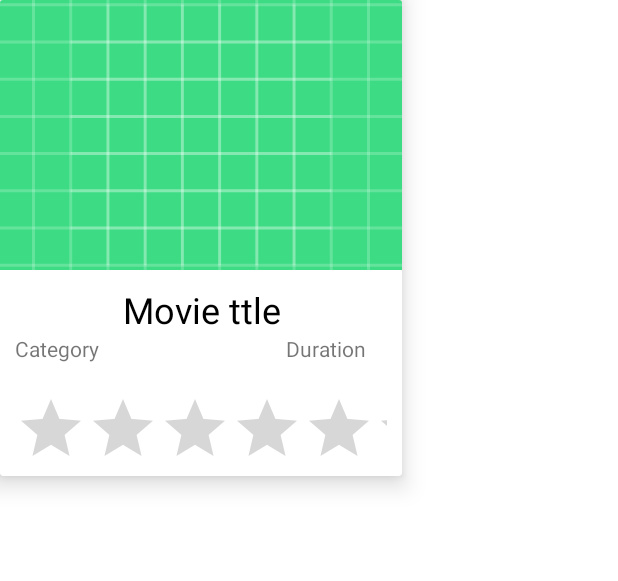
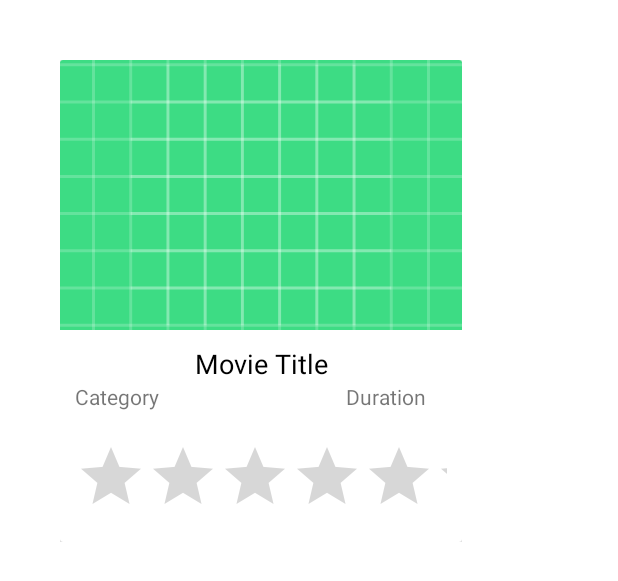
Before and after one commit to Milovan99/Movie_app, an Android app: the layout movie_list_item.xml on its own in the app's theme, with its tools: preview values and no code run, on a phone screen of 412 x 824 dp. Shown: the top 581 px of the screen. Run offline under Robolectric (Android 15) with nearby library versions, the phone set to English and light mode, and no system bars.

Commit message:
Solving Errors

```diff
--- a/app/src/main/java/com/milovanjakovljevic/movieapp/MovieListActivity.java
+++ b/app/src/main/java/com/milovanjakovljevic/movieapp/MovieListActivity.java
@@ -2,6 +2,7 @@ package com.milovanjakovljevic.movieapp;
 
 import android.os.Bundle;
 import android.util.Log;
+import android.widget.Toast;
 
 import androidx.appcompat.app.AppCompatActivity;
 import androidx.lifecycle.Observer;
@@ -51,7 +52,7 @@ public class MovieListActivity extends AppCompatActivity implements OnMovieListe
                 if(movieModels != null){
                     for(MovieModel movieModel:movieModels){
                         //Get data in log
-                        Log.v("Tag","onChanged: " + movieModel.getTitle());
+
 
                         movieRecyclerAdapter.setmMovies(movieModels);
                     }
@@ -78,6 +79,7 @@ public class MovieListActivity extends AppCompatActivity implements OnMovieListe
     @Override
     public void onMovieClick(int position) {
 
+        Toast.makeText(this,"The position"+position,Toast.LENGTH_SHORT).show();
     }
 
     @Override
--- a/app/src/main/java/com/milovanjakovljevic/movieapp/adapters/MovieRecyclerView.java
+++ b/app/src/main/java/com/milovanjakovljevic/movieapp/adapters/MovieRecyclerView.java
@@ -34,7 +34,7 @@ public class MovieRecyclerView extends RecyclerView.Adapter<RecyclerView.ViewHol
 
         ((MovieViewHolder)holder).title.setText(String.valueOf(mMovies.get(i).getTitle()));
         ((MovieViewHolder)holder).release_date.setText(String.valueOf(mMovies.get(i).getRelease_date()));
-        ((MovieViewHolder)holder).duration.setText(String.valueOf(mMovies.get(i).getRuntime()));
+        ((MovieViewHolder)holder).duration.setText(String.valueOf(mMovies.get(i).getOriginal_language()));
         ((MovieViewHolder)holder).ratingBar.setRating((mMovies.get(i).getVote_average())/2);
 
 
--- a/app/src/main/java/com/milovanjakovljevic/movieapp/adapters/MovieViewHolder.java
+++ b/app/src/main/java/com/milovanjakovljevic/movieapp/adapters/MovieViewHolder.java
@@ -24,6 +24,8 @@ public class MovieViewHolder extends RecyclerView.ViewHolder implements View.OnC
     public MovieViewHolder(@NonNull View itemView, OnMovieListener onMovieListener) {
         super(itemView);
 
+        this.onMovieListener=onMovieListener;
+
         title=itemView.findViewById(R.id.movie_title);
         release_date =itemView.findViewById(R.id.movie_category);
         duration=itemView.findViewById(R.id.movie_duration);
--- a/app/src/main/res/layout/activity_main.xml
+++ b/app/src/main/res/layout/activity_main.xml
@@ -9,7 +9,7 @@
     <androidx.recyclerview.widget.RecyclerView
         android:id="@+id/recyclerView"
         android:layout_width="409dp"
-        android:layout_height="729dp"
+        android:layout_height="601dp"
         app:layout_constraintBottom_toBottomOf="parent"
         app:layout_constraintEnd_toEndOf="parent"
         app:layout_constraintStart_toStartOf="parent"
--- a/app/src/main/res/layout/movie_list_item.xml
+++ b/app/src/main/res/layout/movie_list_item.xml
@@ -1,13 +1,15 @@
 <?xml version="1.0" encoding="utf-8"?>
 <LinearLayout xmlns:android="http://schemas.android.com/apk/res/android"
-    android:layout_width="match_parent"
-    android:layout_height="match_parent"
+    xmlns:tools="http://schemas.android.com/tools"
+    android:layout_width="wrap_content"
+    android:layout_height="wrap_content"
     android:orientation="vertical"
+    android:layout_margin="40dp"
     xmlns:app="http://schemas.android.com/apk/res-auto">
 
     <androidx.cardview.widget.CardView
         android:layout_width="268dp"
-        android:layout_height="317dp"
+        android:layout_height="wrap_content"
 
         android:id="@+id/card_view"
         app:cardElevation="10dp">
@@ -33,9 +35,9 @@
                 <TextView
                     android:layout_width="match_parent"
                     android:layout_height="wrap_content"
-                    android:textSize="24sp"
+                    android:textSize="18sp"
                     android:gravity="center"
-                    android:text="Movie ttle"
+                    android:text="Movie Title"
                     android:textColor="#000000"
                     android:id="@+id/movie_title"/>
 
@@ -66,11 +68,12 @@
             </LinearLayout>
 
             <RatingBar
+                android:id="@+id/rating_bar"
                 android:layout_width="match_parent"
                 android:layout_height="wrap_content"
-                android:id="@+id/rating_bar"
                 android:layout_margin="10dp"
-                android:numStars="5"/>
+                android:numStars="5"
+                tools:ignore="SpeakableTextPresentCheck" />
 
         </LinearLayout>
 
```
Also changed, not shown: app/src/main/java/com/milovanjakovljevic/movieapp/modules/MovieModel.java (+21 -8 lines).
